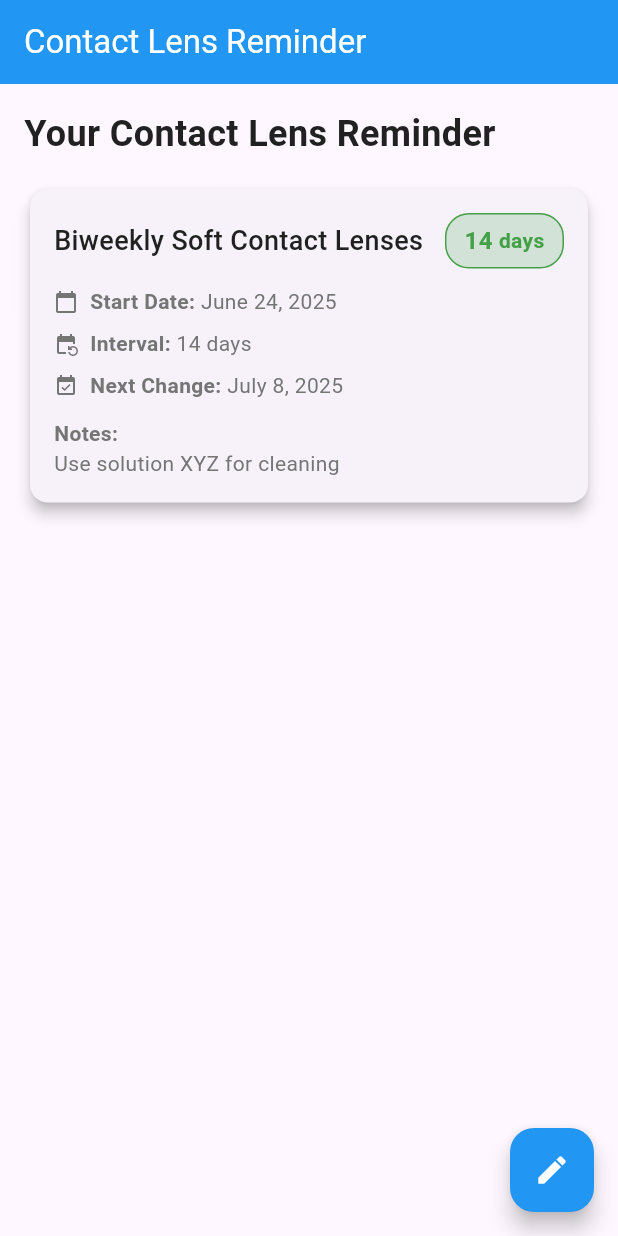
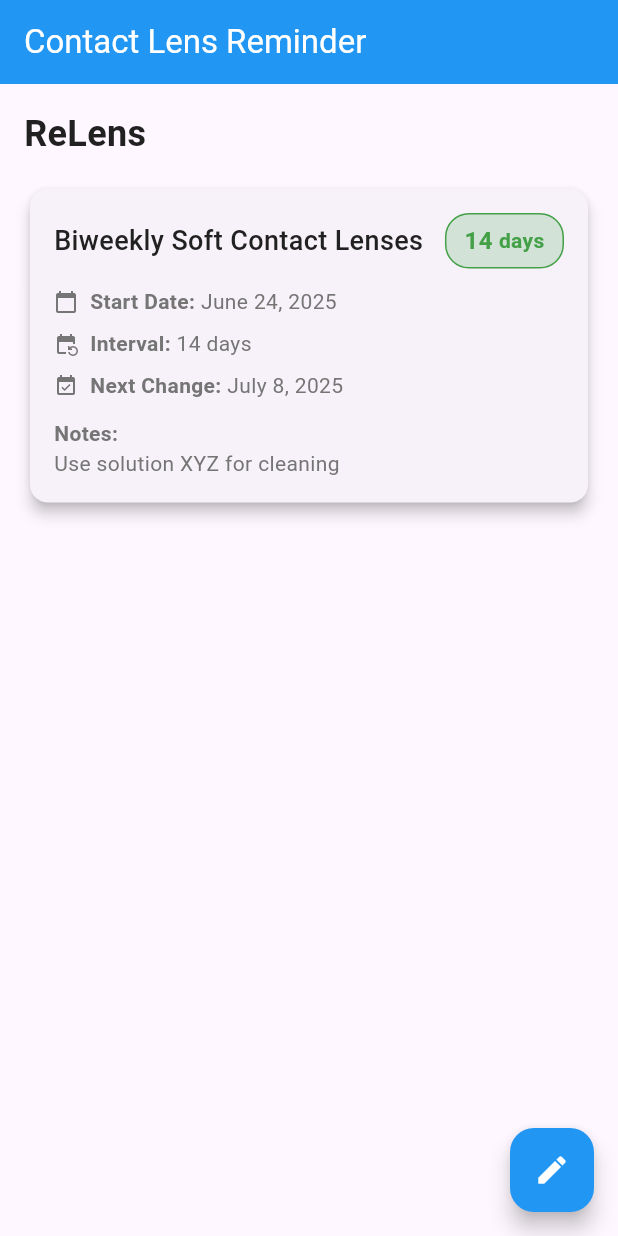
Before and after one commit to danishayman/contact_lens_V2, a Flutter app: the screen it shows after launch, on a phone screen of 412 x 824 dp. Run offline on Flutter 3.47's test engine with Material 3 defaults, Android fonts, the phone set to English and light mode, and no system bars.

Commit message:
Update title in ReminderHomeScreen from 'Your Contact Lens Reminder' to 'ReLens' for branding consistency.

```diff
--- a/lib/features/reminder/presentation/screens/reminder_home_screen.dart
+++ b/lib/features/reminder/presentation/screens/reminder_home_screen.dart
@@ -72,7 +72,7 @@ class ReminderHomeScreen extends StatelessWidget {
               crossAxisAlignment: CrossAxisAlignment.start,
               children: [
                 Text(
-                  'Your Contact Lens Reminder',
+                  'ReLens',
                   style: AppTextStyles.title,
                 ),
                 const SizedBox(height: 16),
```
